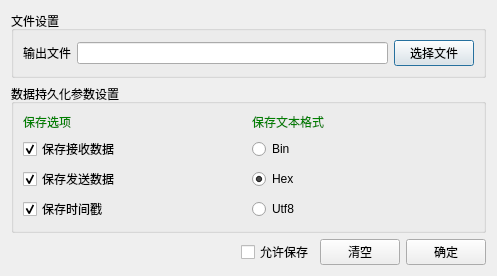
Old version of the form src/debuggers/debugger/output/SAKDebuggerOutputSave2File.ui in the repository x-tools-author/x-tools.
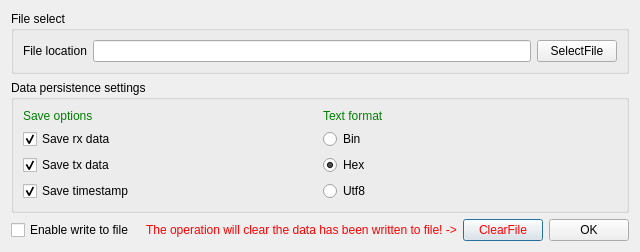
New version of the form.

Diff of the .ui file:
```diff
--- a/src/debuggers/debugger/output/SAKDebuggerOutputSave2File.ui
+++ b/src/debuggers/debugger/output/SAKDebuggerOutputSave2File.ui
@@ -6,18 +6,72 @@
    <rect>
     <x>0</x>
     <y>0</y>
-    <width>497</width>
-    <height>238</height>
+    <width>527</width>
+    <height>165</height>
    </rect>
   </property>
   <property name="windowTitle">
    <string>参数设置</string>
   </property>
   <layout class="QGridLayout" name="gridLayout">
-   <item row="0" column="0" colspan="4">
+   <item row="2" column="0">
+    <widget class="QCheckBox" name="checkBoxEnable">
+     <property name="text">
+      <string>Enable write to file</string>
+     </property>
+    </widget>
+   </item>
+   <item row="2" column="1">
+    <spacer name="horizontalSpacer">
+     <property name="orientation">
+      <enum>Qt::Horizontal</enum>
+     </property>
+     <property name="sizeHint" stdset="0">
+      <size>
+       <width>40</width>
+       <height>20</height>
+      </size>
+     </property>
+    </spacer>
+   </item>
+   <item row="2" column="2">
+    <widget class="QLabel" name="label_4">
+     <property name="styleSheet">
+      <string notr="true">QLabel{
+    color:red
+}</string>
+     </property>
+     <property name="text">
+      <string>The operation will clear the data has been written to file! -&gt;</string>
+     </property>
+    </widget>
+   </item>
+   <item row="2" column="3">
+    <widget class="QPushButton" name="truncatePushButton">
+     <property name="toolTip">
+      <string>Clear the data has been written to file.</string>
+     </property>
+     <property name="styleSheet">
+      <string notr="true">QPushButton{
+    color:red
+}</string>
+     </property>
+     <property name="text">
+      <string>ClearFile</string>
+     </property>
+    </widget>
+   </item>
+   <item row="2" column="4">
+    <widget class="QPushButton" name="okPushButton">
+     <property name="text">
+      <string>OK</string>
+     </property>
+    </widget>
+   </item>
+   <item row="0" column="0" colspan="5">
     <widget class="QGroupBox" name="groupBox">
      <property name="title">
-      <string>文件设置</string>
+      <string>File select</string>
      </property>
      <layout class="QGridLayout" name="gridLayout_2">
       <item row="0" column="1">
@@ -26,34 +80,24 @@
       <item row="0" column="2">
        <widget class="QPushButton" name="selectPushButton">
         <property name="text">
-         <string>选择文件</string>
+         <string>SelectFile</string>
         </property>
        </widget>
       </item>
       <item row="0" column="0">
        <widget class="QLabel" name="label">
         <property name="text">
-         <string>输出文件</string>
+         <string>File location</string>
         </property>
        </widget>
       </item>
      </layout>
     </widget>
    </item>
-   <item row="2" column="2">
-    <widget class="QPushButton" name="truncatePushButton">
-     <property name="toolTip">
-      <string>清空已保存至文件中的数据</string>
-     </property>
-     <property name="text">
-      <string>清空</string>
-     </property>
-    </widget>
-   </item>
-   <item row="1" column="0" colspan="4">
+   <item row="1" column="0" colspan="5">
     <widget class="QGroupBox" name="groupBox_3">
      <property name="title">
-      <string>数据持久化参数设置</string>
+      <string>Data persistence settings</string>
      </property>
      <layout class="QGridLayout" name="gridLayout_3">
       <item row="3" column="1">
@@ -69,7 +113,7 @@
       <item row="3" column="0">
        <widget class="QCheckBox" name="timestampCheckBox">
         <property name="text">
-         <string>保存时间戳</string>
+         <string>Save timestamp</string>
         </property>
         <property name="checked">
          <bool>true</bool>
@@ -79,7 +123,7 @@
       <item row="1" column="0">
        <widget class="QCheckBox" name="readDataCheckBox">
         <property name="text">
-         <string>保存接收数据</string>
+         <string>Save rx data</string>
         </property>
         <property name="checked">
          <bool>true</bool>
@@ -89,7 +133,7 @@
       <item row="2" column="0">
        <widget class="QCheckBox" name="writtenDataCheckBox">
         <property name="text">
-         <string>保存发送数据</string>
+         <string>Save tx data</string>
         </property>
         <property name="checked">
          <bool>true</bool>
@@ -121,7 +165,7 @@
 }</string>
         </property>
         <property name="text">
-         <string>保存文本格式</string>
+         <string>Text format</string>
         </property>
        </widget>
       </item>
@@ -133,40 +177,13 @@
 }</string>
         </property>
         <property name="text">
-         <string>保存选项</string>
+         <string>Save options</string>
         </property>
        </widget>
       </item>
      </layout>
     </widget>
    </item>
-   <item row="2" column="0">
-    <spacer name="horizontalSpacer">
-     <property name="orientation">
-      <enum>Qt::Horizontal</enum>
-     </property>
-     <property name="sizeHint" stdset="0">
-      <size>
-       <width>40</width>
-       <height>20</height>
-      </size>
-     </property>
-    </spacer>
-   </item>
-   <item row="2" column="3">
-    <widget class="QPushButton" name="okPushButton">
-     <property name="text">
-      <string>确定</string>
-     </property>
-    </widget>
-   </item>
-   <item row="2" column="1">
-    <widget class="QCheckBox" name="checkBoxEnable">
-     <property name="text">
-      <string>允许保存</string>
-     </property>
-    </widget>
-   </item>
   </layout>
  </widget>
  <resources/>
```
Left out of the diff: 2 changed lines with no effect on the pictures.
